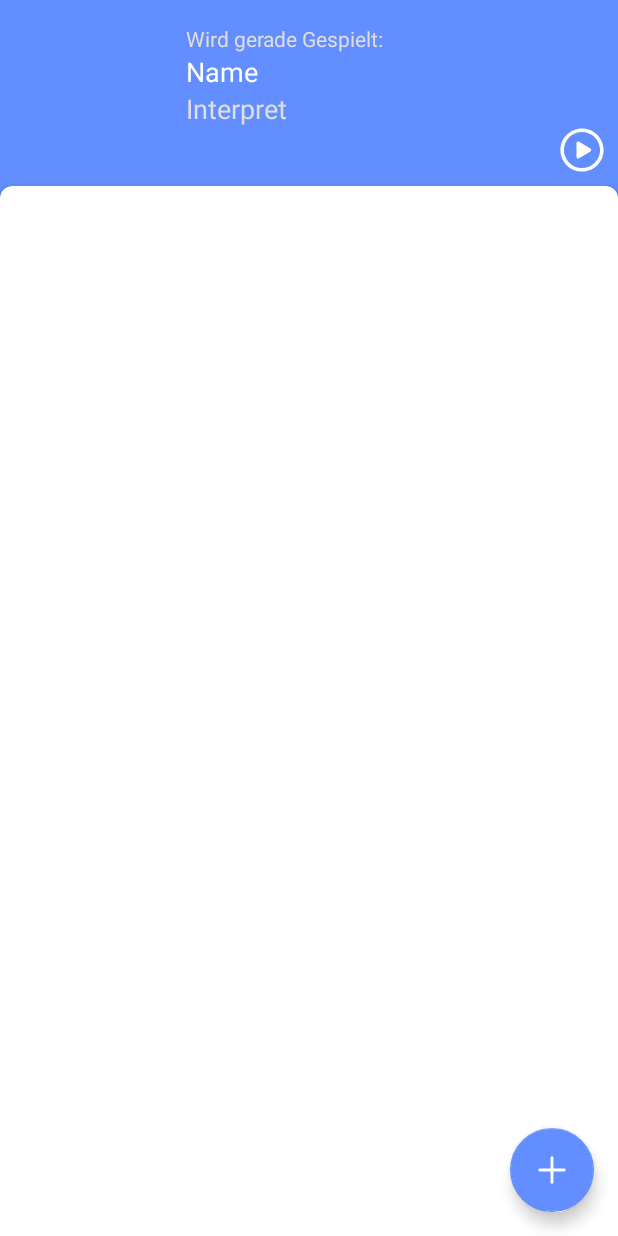
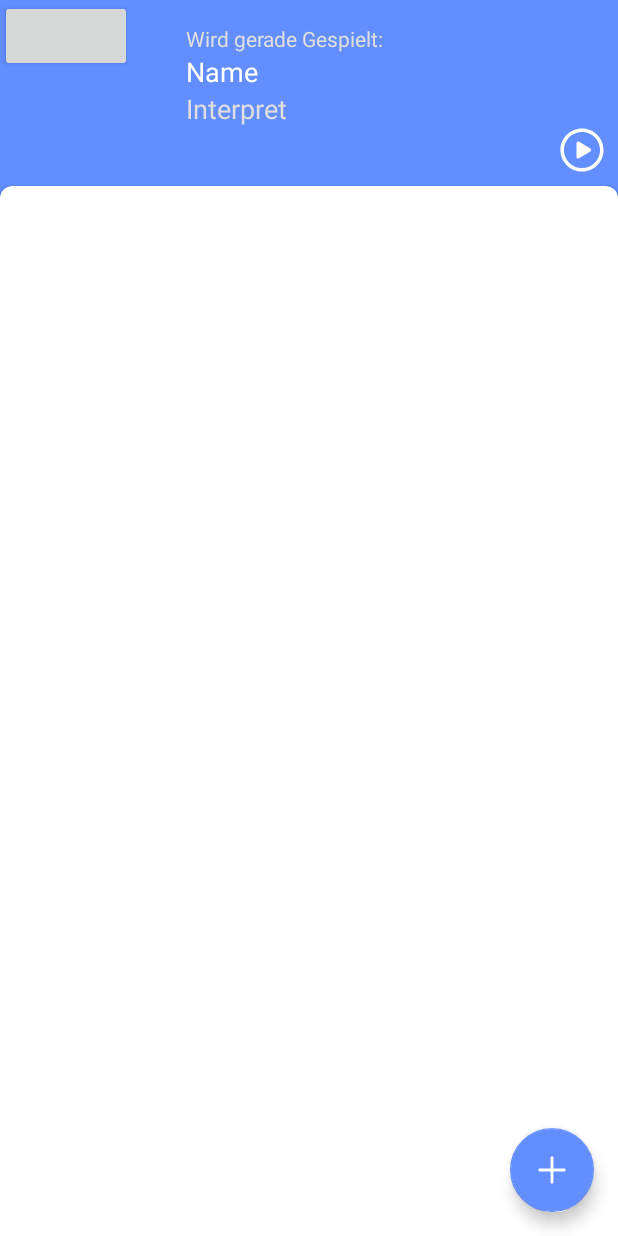
Before and after one commit to dathomas13/partyplayer, an Android app: the MainActivity screen opened directly, with no data from a screen before it, on a phone screen of 412 x 824 dp. Run offline under Robolectric (Android 15) with nearby library versions, the phone set to English and light mode, and no system bars; 2 statements that could not run were skipped.

```diff
--- a/app/src/main/java/de/gubo_io/partyplayer/MainActivity.java
+++ b/app/src/main/java/de/gubo_io/partyplayer/MainActivity.java
@@ -60,7 +60,7 @@ public class MainActivity extends AppCompatActivity implements SpotifyPlayer.Not
     private boolean isPlayer = true;
     private int groupId = 1;
 
-    private int currentSong = -1;
+    private int currentSong = 0;
 
     private BroadcastReceiver mNetworkStateReceiver;
 
@@ -364,7 +364,7 @@ public class MainActivity extends AppCompatActivity implements SpotifyPlayer.Not
                         @Override
                         public void run() {
                             if(!(mSongList.size()>currentSong + 1))
-                                currentSong = -1;
+                                currentSong = 0;
 
                             currentSong++;
 
--- a/app/src/main/res/layout/activity_main_v2.xml
+++ b/app/src/main/res/layout/activity_main_v2.xml
@@ -60,6 +60,11 @@
         app:layout_constraintStart_toEndOf="@+id/ivCurrentCover"
         app:layout_constraintTop_toBottomOf="@+id/tvCurrentSongName" />
 
+    <Button
+        android:layout_width="wrap_content"
+        android:layout_height="wrap_content"
+        />
+
     <ToggleButton
         android:id="@+id/tbPlayPause"
         android:layout_width="32dp"
```
